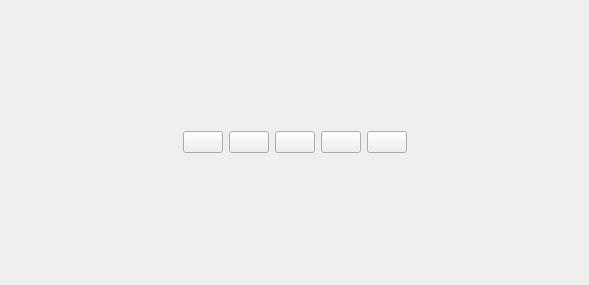
Above: src/gui/editor/preview/_media_player_controls/MediaPlayerControls.ui from ephell/ClipIt-Screen-Capture-App before the change. Below: the same form after it.
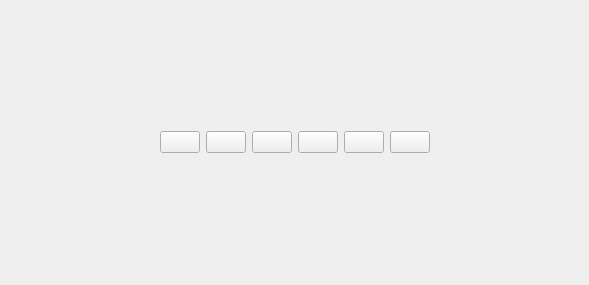
That is the form after the change. Icons and pictures are not drawn. Custom widgets are drawn as their Qt base class.

```diff
--- a/src/gui/editor/preview/_media_player_controls/MediaPlayerControls.ui
+++ b/src/gui/editor/preview/_media_player_controls/MediaPlayerControls.ui
@@ -13,8 +13,6 @@
   <property name="windowTitle">
    <string>Media Player Controls</string>
   </property>
-  <layout class="QHBoxLayout" name="horizontalLayout_2">
-   <item>
     <layout class="QHBoxLayout" name="horizontalLayout">
      <item>
       <spacer name="horizontalSpacer_4">
@@ -23,7 +21,7 @@
        </property>
        <property name="sizeHint" stdset="0">
         <size>
-         <width>40</width>
+       <width>136</width>
          <height>20</height>
         </size>
        </property>
@@ -114,6 +112,23 @@
        </property>
       </widget>
      </item>
+   <item>
+    <widget class="UploadButton" name="upload_button">
+     <property name="text">
+      <string/>
+     </property>
+     <property name="icon">
+      <iconset resource="resource.qrc">
+       <normaloff>:/icons/upload.png</normaloff>:/icons/upload.png</iconset>
+     </property>
+     <property name="iconSize">
+      <size>
+       <width>30</width>
+       <height>30</height>
+      </size>
+     </property>
+    </widget>
+   </item>
      <item>
       <spacer name="horizontalSpacer_5">
        <property name="orientation">
@@ -121,13 +136,11 @@
        </property>
        <property name="sizeHint" stdset="0">
         <size>
-         <width>40</width>
+       <width>135</width>
          <height>20</height>
         </size>
        </property>
       </spacer>
-     </item>
-    </layout>
    </item>
   </layout>
  </widget>
@@ -142,6 +155,11 @@
    <extends>QPushButton</extends>
    <header>._volume_button.volume_button</header>
   </customwidget>
+  <customwidget>
+   <class>UploadButton</class>
+   <extends>QPushButton</extends>
+   <header>._upload_button.upload_button</header>
+  </customwidget>
  </customwidgets>
  <resources>
   <include location="resource.qrc"/>
```
Left out of the diff: 1 changed line with no effect on the pictures. Lines whose indentation alone changed are shown as unchanged.
